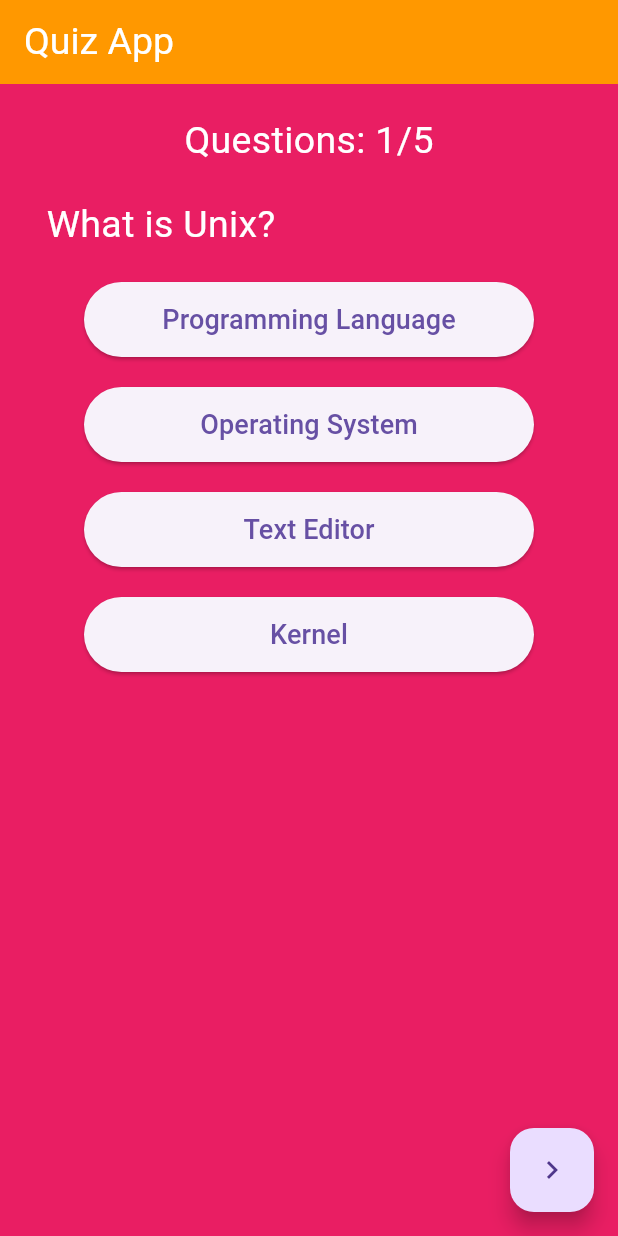
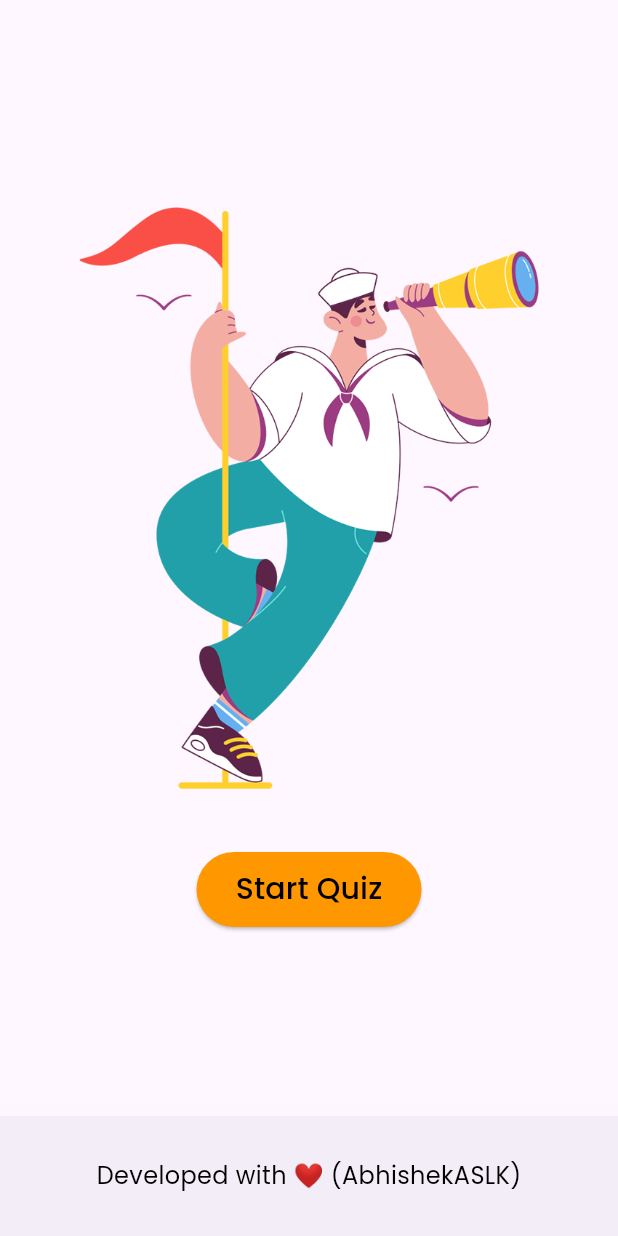
Before and after one commit to AbhishekASLK/quiz_app_basic, a Flutter app: the screen it shows after launch, on a phone screen of 412 x 824 dp. Run offline on Flutter 3.47's test engine with Material 3 defaults, Android fonts, the phone set to English and light mode, and no system bars; our stand-ins replace google_fonts.

Commit message:
Polished the UI

```diff
--- a/lib/quiz_app.dart
+++ b/lib/quiz_app.dart
@@ -1,4 +1,5 @@
 import 'package:flutter/material.dart';
+import 'package:google_fonts/google_fonts.dart';
 
 class QuizApp extends StatefulWidget {
   const QuizApp({super.key});
@@ -21,7 +22,7 @@ class _QuizAppState extends State<QuizApp> {
 
   MaterialStateProperty<Color?>? checkAnswer(int option) {
     int answer = allQuestions[questionIndex].answerIndex;
-    if (option == answer) {
+    if (option == answer && selectedIndex == option) {
       score++;
     }
     if (option == answer && selectedIndex == option ||
@@ -31,7 +32,7 @@ class _QuizAppState extends State<QuizApp> {
     if (option == selectedIndex) {
       return const MaterialStatePropertyAll(Colors.red);
     }
-    return null;
+    return const MaterialStatePropertyAll(Colors.orange);
   }
 
   int selectedIndex = -1;
@@ -89,19 +90,67 @@ class _QuizAppState extends State<QuizApp> {
       answerIndex: 2,
     ),
   ];
-  bool isQuestionScreen = true;
+  int screens = 0;
   @override
   Widget build(BuildContext context) {
-    if (isQuestionScreen) {
+    if (screens == 0) {
       return Scaffold(
-        backgroundColor: Colors.pink,
+        body: Column(
+          mainAxisAlignment: MainAxisAlignment.center,
+          children: [
+            Image.asset('assets/images/start.png'),
+            const SizedBox(
+              height: 30,
+            ),
+            ElevatedButton(
+              onPressed: () {
+                setState(() {
+                  screens = 1;
+                });
+              },
+              style: const ButtonStyle(
+                fixedSize: MaterialStatePropertyAll(
+                  Size(150, 50),
+                ),
+                backgroundColor: MaterialStatePropertyAll(
+                  Colors.orange,
+                ),
+              ),
+              child: Text(
+                'Start Quiz',
+                style: GoogleFonts.poppins(
+                  fontSize: 20,
+                  color: Colors.black,
+                ),
+              ),
+            ),
+          ],
+        ),
+        bottomNavigationBar: BottomAppBar(
+          child: SizedBox(
+            height: 50,
+            child: Center(
+              child: Text(
+                'Developed with ❤️ (AbhishekASLK)',
+                style: GoogleFonts.poppins(
+                  fontSize: 16,
+                  color: Colors.black,
+                ),
+              ),
+            ),
+          ),
+        ),
+      );
+    }
+    if (screens == 1) {
+      return Scaffold(
         appBar: AppBar(
           backgroundColor: Colors.orange,
-          title: const Text(
+          title: Text(
             'Quiz App',
-            style: TextStyle(
-              color: Colors.white,
+            style: GoogleFonts.poppins(
               fontSize: 25,
+              color: Colors.black,
             ),
           ),
         ),
@@ -117,14 +166,12 @@ class _QuizAppState extends State<QuizApp> {
                   "Questions: ",
                   style: TextStyle(
                     fontSize: 25,
-                    color: Colors.white,
                   ),
                 ),
                 Text(
                   "${questionIndex + 1}/${allQuestions.length}",
-                  style: const TextStyle(
-                    fontSize: 25,
-                    color: Colors.white,
+                  style: GoogleFonts.poppins(
+                    fontSize: 20,
                   ),
                 ),
               ],
@@ -132,13 +179,25 @@ class _QuizAppState extends State<QuizApp> {
             const SizedBox(
               height: 20,
             ),
-            SizedBox(
+            Container(
+              decoration: BoxDecoration(
+                color: Colors.green.withOpacity(0.5),
+                borderRadius: const BorderRadius.all(
+                  Radius.circular(5),
+                ),
+              ),
+              child: Padding(
+                padding: const EdgeInsets.all(9.0),
+                child: SizedBox(
                   width: 350,
+                  height: 70,
                   child: Text(
                     allQuestions[questionIndex].question,
-                style: const TextStyle(
-                  color: Colors.white,
-                  fontSize: 25,
+                    textAlign: TextAlign.justify,
+                    style: GoogleFonts.poppins(
+                      fontSize: 20,
+                    ),
+                  ),
                 ),
               ),
             ),
@@ -155,6 +214,9 @@ class _QuizAppState extends State<QuizApp> {
               style: ButtonStyle(
                 fixedSize: const MaterialStatePropertyAll(
                   Size(300, 50),
+                ),
+                foregroundColor: const MaterialStatePropertyAll(
+                  Colors.black,
                 ),
                 backgroundColor: checkAnswer(0),
               ),
@@ -179,6 +241,9 @@ class _QuizAppState extends State<QuizApp> {
                 fixedSize: const MaterialStatePropertyAll(
                   Size(300, 50),
                 ),
+                foregroundColor: const MaterialStatePropertyAll(
+                  Colors.black,
+                ),
                 backgroundColor: checkAnswer(1),
               ),
               child: Text(
@@ -201,6 +266,9 @@ class _QuizAppState extends State<QuizApp> {
               style: ButtonStyle(
                 fixedSize: const MaterialStatePropertyAll(
                   Size(300, 50),
+                ),
+                foregroundColor: const MaterialStatePropertyAll(
+                  Colors.black,
                 ),
                 backgroundColor: checkAnswer(2),
               ),
@@ -225,6 +293,9 @@ class _QuizAppState extends State<QuizApp> {
                 fixedSize: const MaterialStatePropertyAll(
                   Size(300, 50),
                 ),
+                foregroundColor: const MaterialStatePropertyAll(
+                  Colors.black,
+                ),
                 backgroundColor: checkAnswer(3),
               ),
               child: Text(
@@ -234,38 +305,103 @@ class _QuizAppState extends State<QuizApp> {
                 ),
               ),
             ),
+            const SizedBox(
+              height: 50,
+            ),
+            Image.asset(
+              'assets/images/bottom.png',
+            ),
           ],
         ),
-        floatingActionButton: FloatingActionButton(
+        floatingActionButton: FloatingActionButton.extended(
+          label: Row(
+            children: [
+              Text(
+                'Next',
+                style: GoogleFonts.poppins(
+                  fontSize: 20,
+                  color: Colors.black,
+                ),
+              ),
+              const SizedBox(width: 5),
+              const Icon(
+                Icons.navigate_next_sharp,
+                size: 30,
+              ),
+            ],
+          ),
+          backgroundColor: Colors.orange,
+          tooltip: 'Choose the option',
           onPressed: () {
             setState(() {
-              if (questionIndex < allQuestions.length - 1 &&
-                  selectedIndex != -1) {
+              if (questionIndex < allQuestions.length && selectedIndex != -1) {
                 questionIndex++;
               }
-              if (questionIndex == allQuestions.length - 1) {
-                isQuestionScreen = false;
+              if (questionIndex == allQuestions.length) {
+                screens = 2;
               }
               validatePage();
             });
           },
-          child: const Icon(
-            Icons.navigate_next,
-          ),
         ),
       );
     } else {
       return Scaffold(
         appBar: AppBar(
-          title: const Text('Result'),
+          title: Text(
+            'Result',
+            style: GoogleFonts.poppins(
+              fontSize: 25,
+            ),
+          ),
           backgroundColor: Colors.orange,
         ),
-        body: Column(
+        body: Center(
+          child: Column(
+            mainAxisAlignment: MainAxisAlignment.center,
             children: [
-            Image.network(
-                'https://www.pngitem.com/pimgs/m/267-2675669_trophy-congratulations-for-winning-contest-hd-png-download.png'),
+              Image.asset(
+                'assets/images/result.png',
+                width: 300,
+                height: 300,
+              ),
               const SizedBox(
                 height: 25,
+              ),
+              Column(
+                children: [
+                  Text(
+                    'Congratulation!!!',
+                    style: GoogleFonts.poppins(
+                      fontSize: 20,
+                    ),
+                  ),
+                  const SizedBox(
+                    height: 20,
+                  ),
+                  Container(
+                    width: 300,
+                    decoration: const BoxDecoration(
+                      color: Colors.green,
+                      borderRadius: BorderRadius.all(
+                        Radius.circular(
+                          5,
+                        ),
+                      ),
+                    ),
+                    child: Container(
+                      padding: const EdgeInsets.all(20),
+                      child: Text(
+                        "You have successfully completed the Quiz...",
+                        textAlign: TextAlign.justify,
+                        style: GoogleFonts.poppins(
+                          fontSize: 20,
+                        ),
+                      ),
+                    ),
+                  ),
+                  const SizedBox(
+                    height: 20,
                   ),
                   Text(
                     'Score: $score',
@@ -273,20 +409,50 @@ class _QuizAppState extends State<QuizApp> {
                       fontSize: 25,
                     ),
                   ),
+                ],
+              ),
               const SizedBox(
                 height: 25,
               ),
               ElevatedButton(
+                style: const ButtonStyle(
+                  fixedSize: MaterialStatePropertyAll(
+                    Size(150, 50),
+                  ),
+                  backgroundColor: MaterialStatePropertyAll(
+                    Colors.orange,
+                  ),
+                ),
                 onPressed: () {
                   setState(() {
                     questionIndex = 0;
-                  isQuestionScreen = true;
+                    screens = 0;
                     score = 0;
                   });
                 },
-              child: const Text('Reset'),
+                child: Row(
+                  mainAxisSize: MainAxisSize.min,
+                  children: [
+                    Text(
+                      'Restart',
+                      style: GoogleFonts.poppins(
+                        color: Colors.black,
+                        fontSize: 20,
+                      ),
+                    ),
+                    SizedBox(
+                      width: 5,
+                    ),
+                    Icon(
+                      Icons.refresh,
+                      size: 24.0,
+                      color: Colors.black,
                     ),
                   ],
+                ),
+              ),
+            ],
+          ),
         ),
       );
     }
```
Also changed, not shown: pubspec.yaml (+3 -4 lines), assets/images/bottom.png (added), assets/images/result.png (added), assets/images/start.png (added), pubspec.lock, 1 other file. Lines whose indentation alone changed are shown as unchanged.
